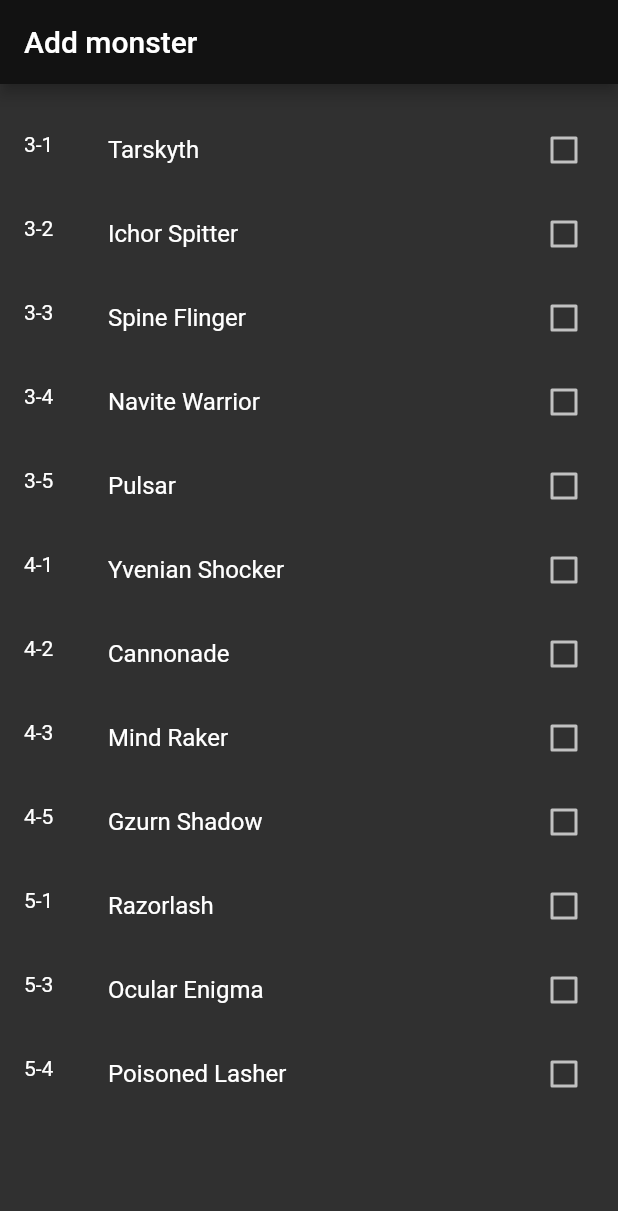
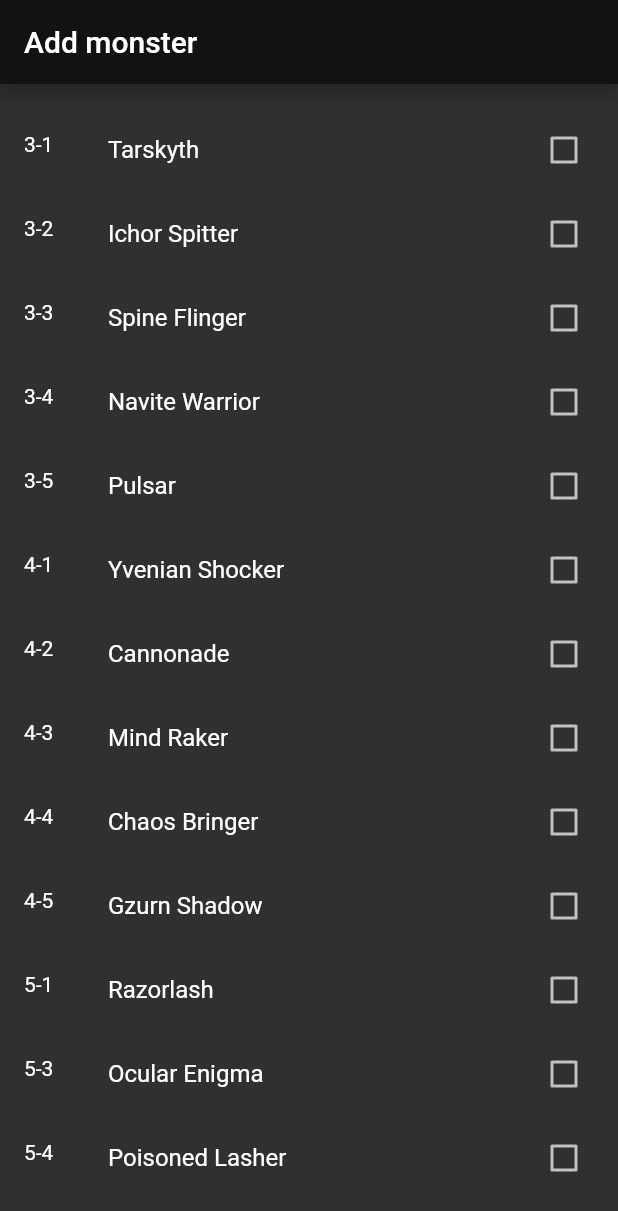
Before and after one commit to royludo/mizai, a Flutter app: the screen it shows after launch, scrolled down 816 dp, on a phone screen of 412 x 824 dp. Shown: the top 1211 px of the screen. Run offline on Flutter 3.47's test engine with Material 2 defaults, Android fonts, the phone set to English and light mode, and no system bars.

Commit message:
add chaos bringer and its special ai change

```diff
--- a/lib/model.dart
+++ b/lib/model.dart
@@ -189,7 +189,7 @@ enum MonsterSpecies {
   yvenian,
   cannonade,
   raker,
-
+  chaos,
   gzurn,
   razorlash,
 
--- a/lib/monsterDB.dart
+++ b/lib/monsterDB.dart
@@ -990,6 +990,63 @@ final Map<int, MonsterDescription> monsterDB = {
         1: "Are there 2 or more enemies within 18\"?",
         2: "Is there 1 or more Blinded enemy within 18\"?",
       }, false, SpeAttackPreamblePosition.onAllAttacks)),
+  44: MonsterDescription(
+      "Chaos Bringer",
+      "Chaos B.",
+      25,
+      30,
+      AIType.stalker,
+      [
+        Attack(
+            "Slamming Limbs",
+            "2x attacks (Melee, Combat, 2D6+1 damage and Poisoned).",
+            [],
+            AttackType.normal),
+        Attack(
+            "Hide",
+            "The Chaos Bringer becomes Hidden. The Acuity " +
+                "check to spot this Hidden alien creature is 21.",
+            [],
+            AttackType.normal),
+        Attack(
+            "Chaotic Maelstrom (Psionic)",
+            "All enemies within 18\" must pass a FOR check {0}. " +
+                "Failure => {2D6+1 damage and Poisoned.}",
+            [(21, 25)],
+            AttackType.area),
+      ],
+      MonsterSpecies.chaos,
+      44,
+      132,
+      [
+        Attack(
+            "Chaos Bringer",
+            "As long as the Chaos Bringer is alive, at the start " +
+                "of each round, add 1 to the roll to determine if a FUBAR event occurs.",
+            [],
+            AttackType.passive),
+        Attack(
+            "Chthonic Form",
+            "If an enemy successfully spots the Chaos Bringer " +
+                "while it is Hidden, that enemy suffers 3D6 damage. This damage " +
+                "has the Psionic keyword.",
+            [],
+            AttackType.passive)
+      ],
+      {
+        1: ([], []),
+        2: ([2], [])
+      },
+      SpecialAttackQuestions({
+        1: "",
+        2: "Is there 2 or more enemies within 18\"?",
+      }, false, SpeAttackPreamblePosition.onAllAttacks),
+      StalkerSpecificAttributes(
+        (21, 21),
+        {0: false, 1: true, 2: true},
+        {1: false, 2: false},
+        true,
+      )),
   45: MonsterDescription(
       "Gzurn Shadow",
       "Gzurn S.",
```
Also changed, not shown: lib/decisionTree.dart (+9 -1 lines), lib/stalker_decision_tree.dart (+84 -9 lines).
